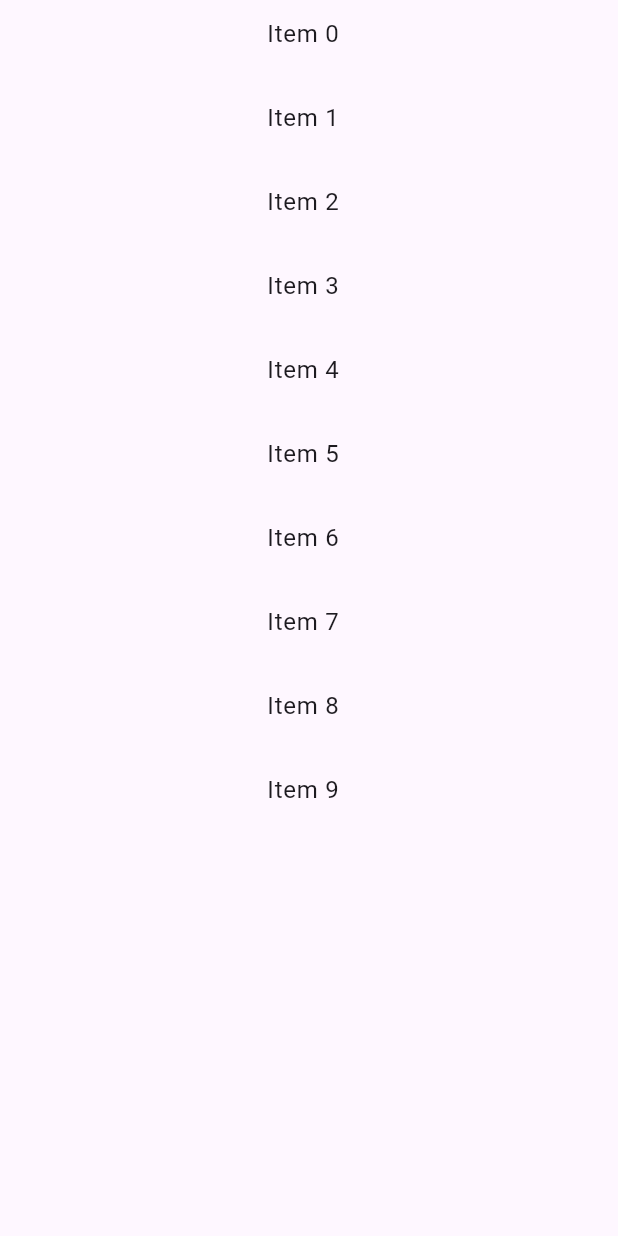
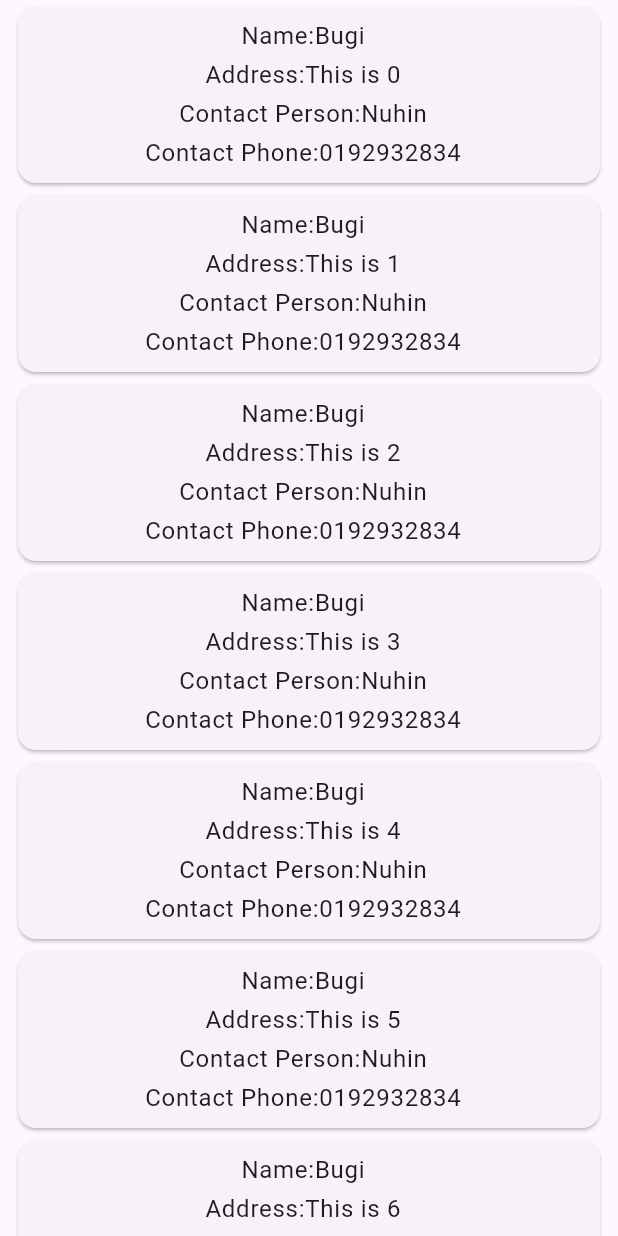
Before and after one commit to nuhin13/Flutter-Clean-Architecture-Bloc, a Flutter app: the screen it shows after launch, on a phone screen of 412 x 824 dp. Run offline on Flutter 3.47's test engine with Material 3 defaults, Android fonts, the phone set to English and light mode, and no system bars; our stand-ins replace bloc, dio, equatable, firebase_core, firebase_messaging, flutter_bloc and 8 more; missing offline and left inert: flutter_pretty_dio_logger; accounts and stored records are empty.

Commit message:
[ADD] trades screen item

```diff
--- /dev/null
+++ b/lib/features/trades/domain/trade_item.dart
@@ -0,0 +1,7 @@
+class TradeItem {
+  String? name;
+  String? contactPerson;
+  String? address;
+  String? email;
+  String? phone;
+}
--- a/lib/features/trades/presentation/screens/trades_screen.dart
+++ b/lib/features/trades/presentation/screens/trades_screen.dart
@@ -1,7 +1,8 @@
 
 import 'package:flutter/material.dart';
-import 'package:flutter_clean_architecture/res/app_context_extension.dart';
-import 'package:flutter_svg/svg.dart';
+import 'package:flutter_clean_architecture/features/trades/domain/trade_item.dart';
+
+import '../widget/build_trade_item.dart';
 
 class TradesScreen extends StatelessWidget {
   const TradesScreen({super.key});
@@ -15,22 +16,29 @@ class TradesScreen extends StatelessWidget {
     );
   }
 
-
-  // widget that populate 10 items in list view
   Widget _listView() {
+    List<TradeItem> tradeItems = generateTradeItems();
     return ListView.builder(
-      itemCount: 10,
+      itemCount: tradeItems.length,
       itemBuilder: (context, index) {
-        return ListTile(
-          title: Column(
-            children: [
-              Text('Item $index'),
-              const SizedBox(height: 10,)
-            ],
-          ),
+        return Padding(
+          padding: const EdgeInsets.only(left: 8.0, right: 8.0),
+          child: buildItem(tradeItems[index]),
         );
       },
     );
   }
 
+  List<TradeItem> generateTradeItems() {
+    List<TradeItem> tradeItems = List.generate(
+      10,
+      (index) => TradeItem()
+        ..name = 'Bugi'
+        ..contactPerson = 'Nuhin'
+        ..address = 'This is $index'
+        ..email = 'n@h.com'
+        ..phone = '0192932834',
+    );
+    return tradeItems;
+  }
 }
--- /dev/null
+++ b/lib/features/trades/presentation/widget/build_trade_item.dart
@@ -0,0 +1,21 @@
+import 'package:flutter/material.dart';
+
+import '../../domain/trade_item.dart';
+
+Widget buildItem(TradeItem item) {
+  return Card(
+    child: ListTile(
+      title: Column(
+        children: [
+          Text("Name:${item.name}"),
+          const SizedBox(height: 2),
+          Text("Address:${item.address}"),
+          const SizedBox(height: 2),
+          Text("Contact Person:${item.contactPerson}"),
+          const SizedBox(height: 2),
+          Text('Contact Phone:${item.phone}'),
+        ],
+      ),
+    ),
+  );
+}
```
Also changed, not shown: lib/features/trades/domain/demo.txt (deleted).
